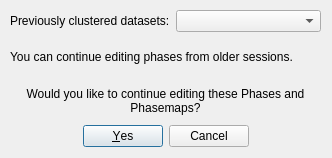
ianthomas23/QACD-quack, file Edit_Dialog.ui: the form before one commit.
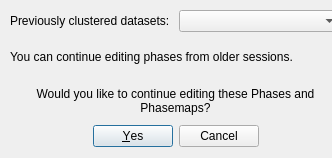
The form after the commit. Icons and pictures are not drawn.

```diff
--- a/Edit_Dialog.ui
+++ b/Edit_Dialog.ui
@@ -11,7 +11,7 @@
    </rect>
   </property>
   <property name="sizePolicy">
-   <sizepolicy hsizetype="Fixed" vsizetype="Fixed">
+   <sizepolicy hsizetype="Preferred" vsizetype="Preferred">
     <horstretch>0</horstretch>
     <verstretch>0</verstretch>
    </sizepolicy>
@@ -29,12 +29,12 @@
    <iconset resource="ProjectManager.qrc">
     <normaloff>:/main_icon/16x16.png</normaloff>:/main_icon/16x16.png</iconset>
   </property>
-  <widget class="QWidget" name="">
+  <widget class="QWidget" name="layoutWidget">
    <property name="geometry">
     <rect>
      <x>10</x>
      <y>10</y>
-     <width>311</width>
+     <width>331</width>
      <height>137</height>
     </rect>
    </property>
```
